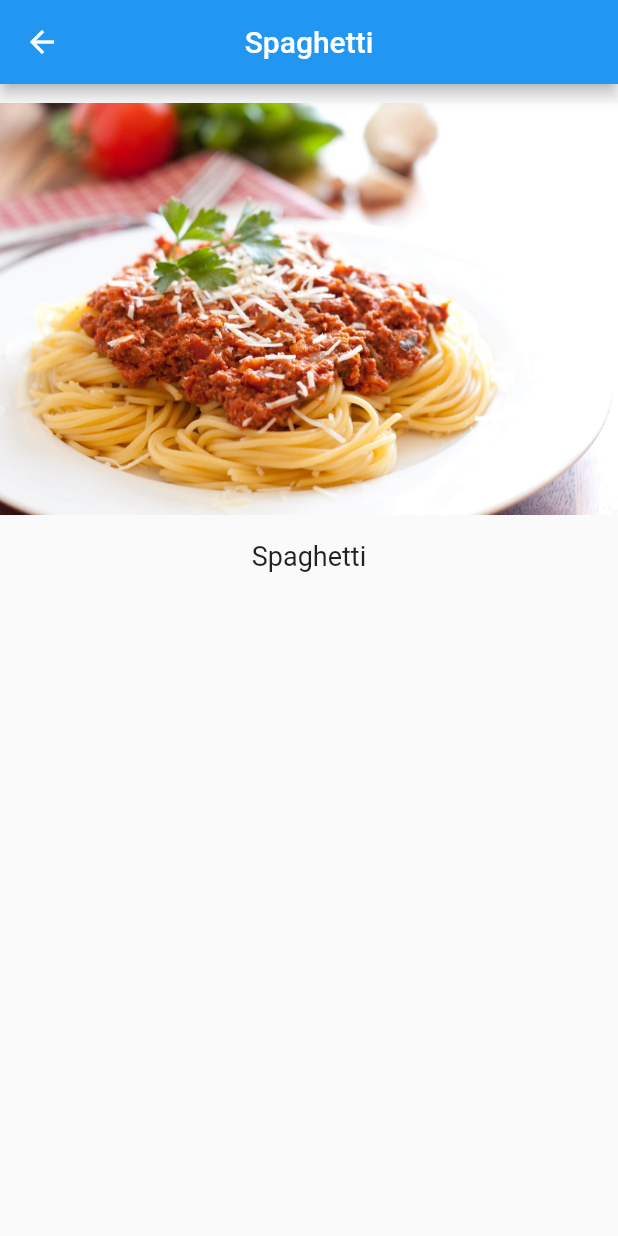
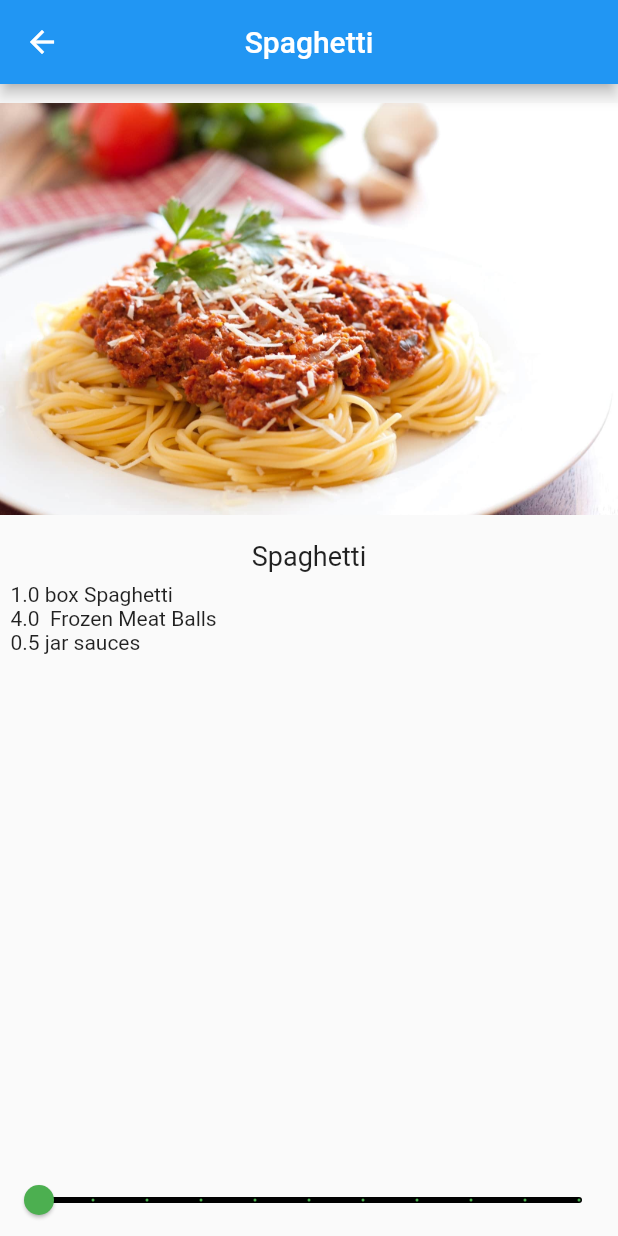
Before and after one commit to Franklin-Martins/recipe-app, a Flutter app: the screen it shows after launch, after a tap on "Spaghetti", on a phone screen of 412 x 824 dp. Run offline on Flutter 3.47's test engine with Material 2 defaults, Android fonts, the phone set to English and light mode, and no system bars.

Commit message:
Add Slider component to add interactivity

```diff
--- a/lib/recipe.dart
+++ b/lib/recipe.dart
@@ -1,14 +1,67 @@
 class Recipe{
   String label;
   String imageUrl;
+  int servings;
 
-  Recipe(this.label, this.imageUrl);
+  List<Ingredient> ingredients;
+
+  Recipe(this.label, this.imageUrl, this.servings, this.ingredients);
 
   static List<Recipe> samples = [
-    Recipe('Spaghetti','assets/spaghetti.jpg'),
-    Recipe('Spaghetti','assets/spaghetti.jpg'),
-    Recipe('Spaghetti','assets/spaghetti.jpg'),
-    Recipe('Spaghetti','assets/spaghetti.jpg'),
-    Recipe('Spaghetti','assets/spaghetti.jpg'),
+    Recipe(
+      'Spaghetti',
+      'assets/spaghetti.jpg',
+      4,
+      [
+        Ingredient(1, 'box', 'Spaghetti'),
+        Ingredient(4, '', 'Frozen Meat Balls'),
+        Ingredient(0.5, 'jar', 'sauces'),
+      ]
+    ),
+    Recipe(
+      'Spaghetti',
+      'assets/spaghetti.jpg',
+      4,
+      [
+        Ingredient(1, 'box', 'Spaghetti'),
+        Ingredient(4, '', 'Frozen Meat Balls'),
+        Ingredient(0.5, 'jar', 'sauces'),
+      ]
+    ),Recipe(
+      'Spaghetti',
+      'assets/spaghetti.jpg',
+      4,
+      [
+        Ingredient(1, 'box', 'Spaghetti'),
+        Ingredient(4, '', 'Frozen Meat Balls'),
+        Ingredient(0.5, 'jar', 'sauces'),
+      ]
+    ),Recipe(
+      'Spaghetti',
+      'assets/spaghetti.jpg',
+      4,
+      [
+        Ingredient(1, 'box', 'Spaghetti'),
+        Ingredient(4, '', 'Frozen Meat Balls'),
+        Ingredient(0.5, 'jar', 'sauces'),
+      ]
+    ),Recipe(
+      'Spaghetti',
+      'assets/spaghetti.jpg',
+      4,
+      [
+        Ingredient(1, 'box', 'Spaghetti'),
+        Ingredient(4, '', 'Frozen Meat Balls'),
+        Ingredient(0.5, 'jar', 'sauces'),
+      ]
+    ),
   ];
 }
+
+class Ingredient{
+  double quantity;
+  String measure;
+  String name;
+
+  Ingredient(this.quantity, this.measure, this.name);
+}
--- a/lib/recipe_detail.dart
+++ b/lib/recipe_detail.dart
@@ -11,6 +11,8 @@ class RecipeDetail extends StatefulWidget {
 }
 
 class _RecipeDetailState extends State<RecipeDetail> {
+  int _sliderVal = 1;
+
   @override
   Widget build(BuildContext context) {
     return Scaffold(
@@ -29,7 +31,39 @@ class _RecipeDetailState extends State<RecipeDetail> {
 
             const SizedBox(height: 4,),
 
-            Text(widget.recipe.label, style: const TextStyle(fontSize: 18),)
+            Text(widget.recipe.label, style: const TextStyle(fontSize: 18),),
+
+            Expanded(
+              child: ListView.builder(
+                padding: const EdgeInsets.all(7.0),
+                itemCount: widget.recipe.ingredients.length,
+                itemBuilder: (BuildContext context, int index){
+                  final ingredient = widget.recipe.ingredients[index];
+
+                  return Text(
+                    '${ingredient.quantity * _sliderVal} '
+                    '${ingredient.measure } '
+                    '${ingredient.name}'
+                  );
+                },
+              ),
+            ),
+
+            Slider(
+              min: 1,
+              max: 10,
+              divisions: 10,
+              label: '${_sliderVal * widget.recipe.servings} servings',
+              value: _sliderVal.toDouble(),
+              onChanged: (newValue){
+                setState(() {
+                  _sliderVal = newValue.round();
+                });
+              },
+
+              activeColor: Colors.green,
+              inactiveColor: Colors.black
+            ),
           ],
         ),
       ),
```
